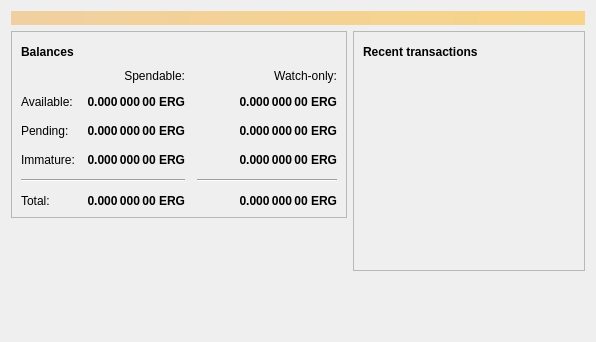
First picture: the form in src/qt/forms/overviewpage.ui, repository Ergon-moe/Bitcoin-Static, before the edit.
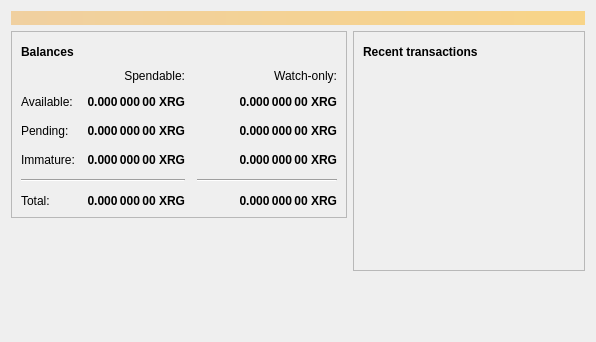
Second picture: the form after the edit. Icons and pictures are not drawn.

```diff
--- a/src/qt/forms/overviewpage.ui
+++ b/src/qt/forms/overviewpage.ui
@@ -129,7 +129,7 @@
                <string>Unconfirmed transactions to watch-only addresses</string>
               </property>
               <property name="text">
-               <string notr="true">0.000 000 00 ERG</string>
+               <string notr="true">0.000 000 00 XRG</string>
               </property>
               <property name="alignment">
                <set>Qt::AlignRight|Qt::AlignTrailing|Qt::AlignVCenter</set>
@@ -154,7 +154,7 @@
                <string>Total of transactions that have yet to be confirmed, and do not yet count toward the spendable balance</string>
               </property>
               <property name="text">
-               <string notr="true">0.000 000 00 ERG</string>
+               <string notr="true">0.000 000 00 XRG</string>
               </property>
               <property name="alignment">
                <set>Qt::AlignRight|Qt::AlignTrailing|Qt::AlignVCenter</set>
@@ -179,7 +179,7 @@
                <string>Mined balance in watch-only addresses that has not yet matured</string>
               </property>
               <property name="text">
-               <string notr="true">0.000 000 00 ERG</string>
+               <string notr="true">0.000 000 00 XRG</string>
               </property>
               <property name="alignment">
                <set>Qt::AlignRight|Qt::AlignTrailing|Qt::AlignVCenter</set>
@@ -237,7 +237,7 @@
                <string>Mined balance that has not yet matured</string>
               </property>
               <property name="text">
-               <string notr="true">0.000 000 00 ERG</string>
+               <string notr="true">0.000 000 00 XRG</string>
               </property>
               <property name="alignment">
                <set>Qt::AlignRight|Qt::AlignTrailing|Qt::AlignVCenter</set>
@@ -282,7 +282,7 @@
                <string>Your current total balance</string>
               </property>
               <property name="text">
-               <string notr="true">0.000 000 00 ERG</string>
+               <string notr="true">0.000 000 00 XRG</string>
               </property>
               <property name="alignment">
                <set>Qt::AlignRight|Qt::AlignTrailing|Qt::AlignVCenter</set>
@@ -307,7 +307,7 @@
                <string>Current total balance in watch-only addresses</string>
               </property>
               <property name="text">
-               <string notr="true">0.000 000 00 ERG</string>
+               <string notr="true">0.000 000 00 XRG</string>
               </property>
               <property name="alignment">
                <set>Qt::AlignRight|Qt::AlignTrailing|Qt::AlignVCenter</set>
@@ -349,7 +349,7 @@
                <string>Your current spendable balance</string>
               </property>
               <property name="text">
-               <string notr="true">0.000 000 00 ERG</string>
+               <string notr="true">0.000 000 00 XRG</string>
               </property>
               <property name="alignment">
                <set>Qt::AlignRight|Qt::AlignTrailing|Qt::AlignVCenter</set>
@@ -374,7 +374,7 @@
                <string>Your current balance in watch-only addresses</string>
               </property>
               <property name="text">
-               <string notr="true">0.000 000 00 ERG</string>
+               <string notr="true">0.000 000 00 XRG</string>
               </property>
               <property name="alignment">
                <set>Qt::AlignRight|Qt::AlignTrailing|Qt::AlignVCenter</set>
```
